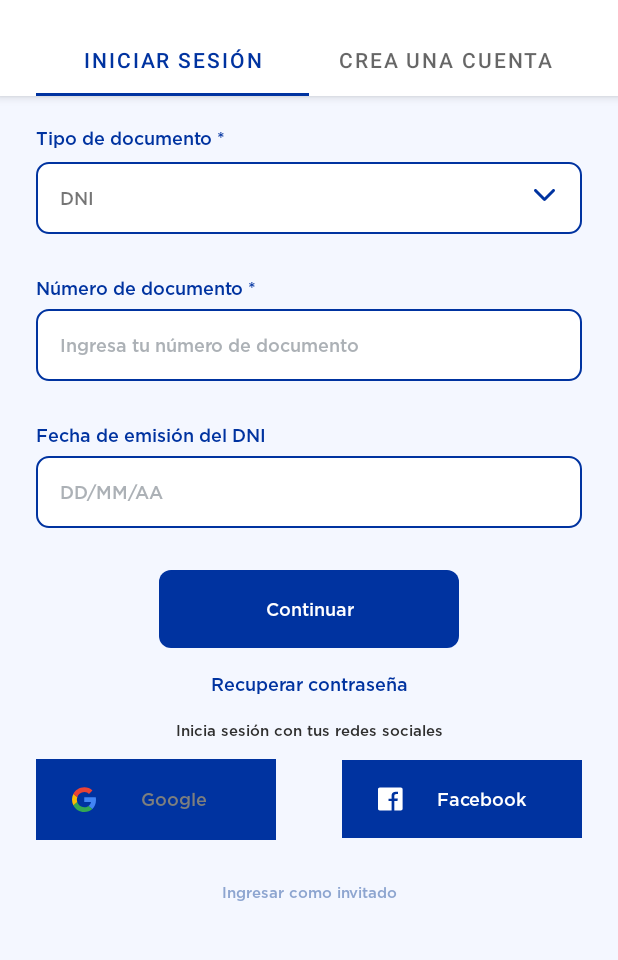
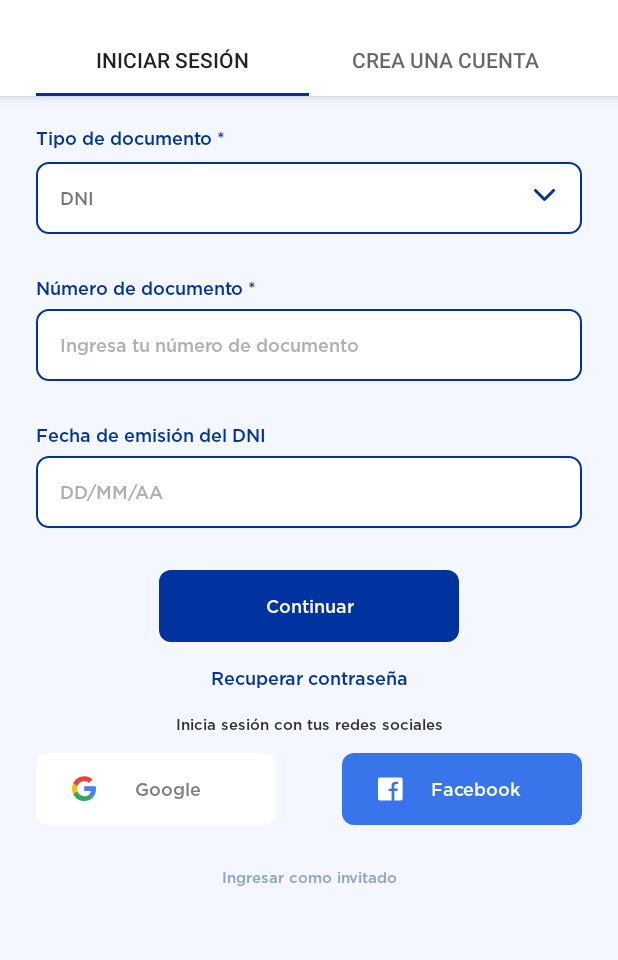
Before and after one commit to CordovaDeLaCruz/testClinica, an Android app: the screen it shows after launch (MainActivity), on a phone screen of 412 x 824 dp, the part 60-1020 px from its top. Run offline under Robolectric (Android 15) with nearby library versions, the phone set to English and light mode, and no system bars.

Commit message:
firebase and styles

```diff
--- a/app/src/main/AndroidManifest.xml
+++ b/app/src/main/AndroidManifest.xml
@@ -8,7 +8,7 @@
         android:label="@string/app_name"
         android:roundIcon="@mipmap/ic_launcher_round"
         android:supportsRtl="true"
-        android:theme="@style/Theme.TestClinica">
+        android:theme="@style/AppTheme.NoActionBar">
         <activity
             android:name=".MainActivity"
             android:exported="true">
--- /dev/null
+++ b/app/src/main/res/drawable/button_fb_background.xml
@@ -0,0 +1,18 @@
+<?xml version="1.0" encoding="utf-8"?>
+<ripple xmlns:android="http://schemas.android.com/apk/res/android"
+    android:color="#3975EA">
+
+    <item android:id="@android:id/mask">
+        <shape android:shape="rectangle">
+            <corners android:radius="8dp" />
+            <solid android:color="#3975EA" />
+        </shape>
+    </item>
+
+    <item android:id="@android:id/background">
+        <shape android:shape="rectangle">
+            <corners android:radius="8dp" />
+            <solid android:color="#3975EA"/>
+        </shape>
+    </item>
+</ripple>
--- /dev/null
+++ b/app/src/main/res/drawable/button_google_background.xml
@@ -0,0 +1,18 @@
+<?xml version="1.0" encoding="utf-8"?>
+<ripple xmlns:android="http://schemas.android.com/apk/res/android"
+    android:color="@color/white">
+
+    <item android:id="@android:id/mask">
+        <shape android:shape="rectangle">
+            <corners android:radius="8dp" />
+            <solid android:color="@color/white" />
+        </shape>
+    </item>
+
+    <item android:id="@android:id/background">
+        <shape android:shape="rectangle">
+            <corners android:radius="8dp" />
+            <solid android:color="@color/white"/>
+        </shape>
+    </item>
+</ripple>
--- a/app/src/main/res/layout/fragment_login.xml
+++ b/app/src/main/res/layout/fragment_login.xml
@@ -193,24 +193,21 @@
 
                 <Button
                     android:id="@+id/homeButton"
-                    style="@style/Widget.Button.Primary"
+                    style="@style/Widget.Button.Google"
                     android:layout_width="0dp"
                     android:layout_height="wrap_content"
                     android:layout_marginEnd="22dp"
                     android:layout_weight="1"
-                    android:background="#FFFFFF"
                     android:drawableLeft="@drawable/ic_google"
-                    android:text="Google"
-                    android:textColor="#7D7F7E" />
+                    android:text="Google"/>
 
                 <Button
                     android:id="@+id/noticiasButton"
-                    style="@style/Widget.Button.Primary"
+                    style="@style/Widget.Button.Fb"
                     android:layout_width="0dp"
                     android:layout_height="wrap_content"
                     android:layout_marginStart="22dp"
                     android:layout_weight="1"
-                    android:background="#3975EA"
                     android:drawableLeft="@drawable/ic_facebook"
                     android:text="Facebook" />
 
--- a/app/src/main/res/values/colors.xml
+++ b/app/src/main/res/values/colors.xml
@@ -1,7 +1,7 @@
 <?xml version="1.0" encoding="utf-8"?>
 <resources>
     <color name="purple_200">#FFBB86FC</color>
-    <color name="purple_500">#0033A0</color>
+    <color name="purple_500">#FF6200EE</color>
     <color name="purple_700">#FF3700B3</color>
     <color name="teal_200">#FF03DAC5</color>
     <color name="teal_700">#FF018786</color>
--- a/app/src/main/res/values/styles.xml
+++ b/app/src/main/res/values/styles.xml
@@ -7,6 +7,7 @@
         <item name="colorPrimary">@color/PrimaryPurpleDarkest</item>
         <item name="colorPrimaryDark">@color/PrimaryPurpleDarkest</item>
         <item name="colorAccent">@color/PrimaryPurpleDarkest</item>
+        <item name="buttonStyle">@style/Widget.Button.Primary</item>
     </style>
 
     <style name="AppTheme.NoActionBar">
@@ -33,4 +34,32 @@
         <item name="android:textColor">#FFFFFF</item>
         <item name="android:textSize">12dp</item>
     </style>
+
+    <style name="Widget.Button.Google" parent="@style/Widget.AppCompat.Button.Borderless">
+        <item name="android:background">@drawable/button_google_background</item>
+        <item name="android:fontFamily">@font/gotham_medium</item>
+        <item name="android:layout_width">wrap_content</item>
+        <item name="android:layout_height">wrap_content</item>
+        <item name="android:paddingStart">24dp</item>
+        <item name="android:paddingEnd">24dp</item>
+        <item name="android:paddingTop">12dp</item>
+        <item name="android:paddingBottom">12dp</item>
+        <item name="android:textAllCaps">false</item>
+        <item name="android:textColor">#7D7F7E</item>
+        <item name="android:textSize">12dp</item>
+    </style>
+
+    <style name="Widget.Button.Fb" parent="@style/Widget.AppCompat.Button.Borderless">
+        <item name="android:background">@drawable/button_fb_background</item>
+        <item name="android:fontFamily">@font/gotham_medium</item>
+        <item name="android:layout_width">wrap_content</item>
+        <item name="android:layout_height">wrap_content</item>
+        <item name="android:paddingStart">24dp</item>
+        <item name="android:paddingEnd">24dp</item>
+        <item name="android:paddingTop">12dp</item>
+        <item name="android:paddingBottom">12dp</item>
+        <item name="android:textAllCaps">false</item>
+        <item name="android:textColor">#FFFFFF</item>
+        <item name="android:textSize">12dp</item>
+    </style>
 </resources>
--- a/build.gradle
+++ b/build.gradle
@@ -1,3 +1,16 @@
+buildscript {
+    repositories {
+        // Check that you have the following line (if not, add it):
+        google()  // Google's Maven repository
+
+    }
+    dependencies {
+        // Add this line
+        classpath 'com.google.gms:google-services:4.3.10'
+
+    }
+}
+
 // Top-level build file where you can add configuration options common to all sub-projects/modules.
 plugins {
     id 'com.android.application' version '7.1.2' apply false
```
Also changed, not shown: gradle/wrapper/gradle-wrapper.properties, 1 other file.
